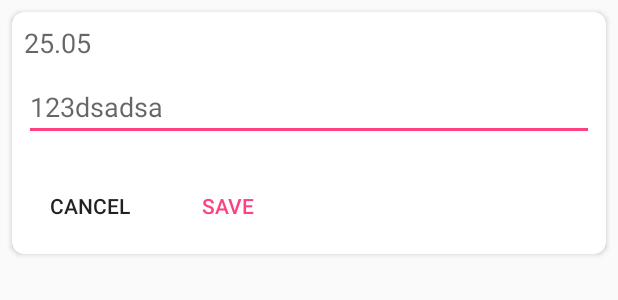
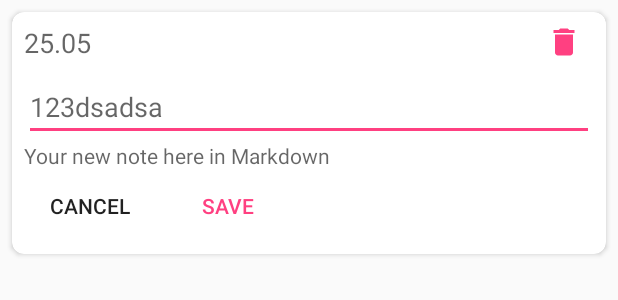
Before and after one commit to n0m0r3pa1n/simple-diary-android, an Android app: the layout list_item_note.xml on its own in the app's theme, with its tools: preview values and no code run, on a phone screen of 412 x 824 dp. Shown: the top 300 px of the screen. Run offline under Robolectric (Android 15) with nearby library versions, the phone set to English and light mode, and no system bars.

Commit message:
Delete note functionality

```diff
--- a/app/src/main/java/com/nmp90/mysimplediary/DiaryViewModel.kt
+++ b/app/src/main/java/com/nmp90/mysimplediary/DiaryViewModel.kt
@@ -35,4 +35,8 @@ class DiaryViewModel : ViewModel() {
     fun saveNote(id: Long?, text: String, date: Date): Completable {
         return notesRepository.saveNote(id, text, date)
     }
+
+    fun deleteNote(note: Note): Completable {
+        return notesRepository.deleteNote(note)
+    }
 }
--- a/app/src/main/java/com/nmp90/mysimplediary/notes/NotesDataDao.kt
+++ b/app/src/main/java/com/nmp90/mysimplediary/notes/NotesDataDao.kt
@@ -1,6 +1,7 @@
 package com.nmp90.mysimplediary.notes
 
 import android.arch.persistence.room.Dao
+import android.arch.persistence.room.Delete
 import android.arch.persistence.room.Insert
 import android.arch.persistence.room.OnConflictStrategy.REPLACE
 import android.arch.persistence.room.Query
@@ -18,4 +19,7 @@ interface NotesDataDao {
     @Insert(onConflict = REPLACE)
     fun insert(note: Note)
 
+    @Delete
+    fun delete(vararg notes: Note)
+
 }
--- a/app/src/main/java/com/nmp90/mysimplediary/utils/extensions/DateExtensions.kt
+++ b/app/src/main/java/com/nmp90/mysimplediary/utils/extensions/DateExtensions.kt
@@ -7,3 +7,8 @@ fun Date.toSimpleString() : String {
     val format = SimpleDateFormat("dd.MM yyyy", Locale.getDefault())
     return format.format(this)
 }
+
+fun toSimpleStringWithDate(date: Date) : String {
+    val format = SimpleDateFormat("dd.MM yyyy", Locale.getDefault())
+    return format.format(date)
+}
--- /dev/null
+++ b/app/src/main/res/drawable/ic_delete_black_24dp.xml
@@ -0,0 +1,9 @@
+<vector xmlns:android="http://schemas.android.com/apk/res/android"
+        android:width="24dp"
+        android:height="24dp"
+        android:viewportWidth="24.0"
+        android:viewportHeight="24.0">
+    <path
+        android:fillColor="#FF000000"
+        android:pathData="M6,19c0,1.1 0.9,2 2,2h8c1.1,0 2,-0.9 2,-2V7H6v12zM19,4h-3.5l-1,-1h-5l-1,1H5v2h14V4z"/>
+</vector>
--- a/app/src/main/res/layout/list_item_note.xml
+++ b/app/src/main/res/layout/list_item_note.xml
@@ -2,7 +2,8 @@
 <layout xmlns:android="http://schemas.android.com/apk/res/android" xmlns:app="http://schemas.android.com/apk/res-auto"
         xmlns:tools="http://schemas.android.com/tools">
     <data>
-        <variable name="date" type="String"/>
+        <variable name="date" type="String" />
+        <variable name="note" type="com.nmp90.mysimplediary.notes.Note" />
         <variable name="isInEdit" type="Boolean"/>
     </data>
     <android.support.v7.widget.CardView
@@ -17,15 +18,30 @@
             android:layout_margin="8dp"
             android:orientation="vertical">
 
+            <RelativeLayout
+                android:layout_marginBottom="8dp"
+                android:layout_width="wrap_content"
+                android:layout_height="wrap_content">
+
                 <TextView
                     style="@style/TextAppearance.AppCompat.Medium"
                     android:layout_width="wrap_content"
                     android:layout_height="wrap_content"
                     android:layout_alignParentLeft="true"
                     android:layout_centerVertical="true"
-                android:layout_marginBottom="8dp"
                     android:text="@{date}"
                     tools:text="25.05"/>
+
+                <ImageView
+                    android:id="@+id/btn_delete"
+                    android:visibility="@{note.id != null}"
+                    android:src="@drawable/ic_delete_black_24dp"
+                    android:tint="@color/colorAccent"
+                    android:layout_alignParentRight="true"
+                    android:layout_marginRight="8dp"
+                    android:layout_width="wrap_content"
+                    android:layout_height="wrap_content"/>
+            </RelativeLayout>
 
             <EditText
                 android:id="@+id/et_note_text"
@@ -33,11 +49,13 @@
                 android:layout_width="match_parent"
                 android:layout_height="wrap_content"
                 android:visibility="@{isInEdit}"
+                android:text="@{note.text}"
                 tools:text="123dsadsa"
                 tools:visibility="visible"/>
 
             <TextView
                 android:id="@+id/tv_note_preview"
+                android:hint="@string/hint_add_note"
                 android:layout_width="match_parent"
                 android:layout_height="wrap_content"
                 android:visibility="@{!isInEdit}"/>
```
Also changed, not shown: app/src/main/java/com/nmp90/mysimplediary/MainActivity.kt (+10 -1 lines), app/src/main/java/com/nmp90/mysimplediary/notes/DbNotesRepository.kt (+7 -0 lines), app/src/main/java/com/nmp90/mysimplediary/notes/NotesAdapter.kt (+13 -2 lines), app/src/main/java/com/nmp90/mysimplediary/notes/NotesRepository.kt (+5 -3 lines). Lines whose indentation alone changed are shown as unchanged.
